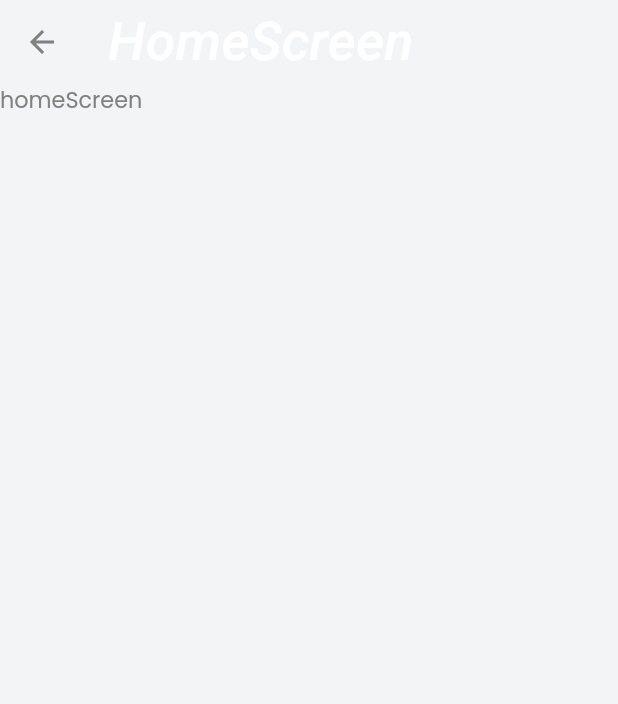
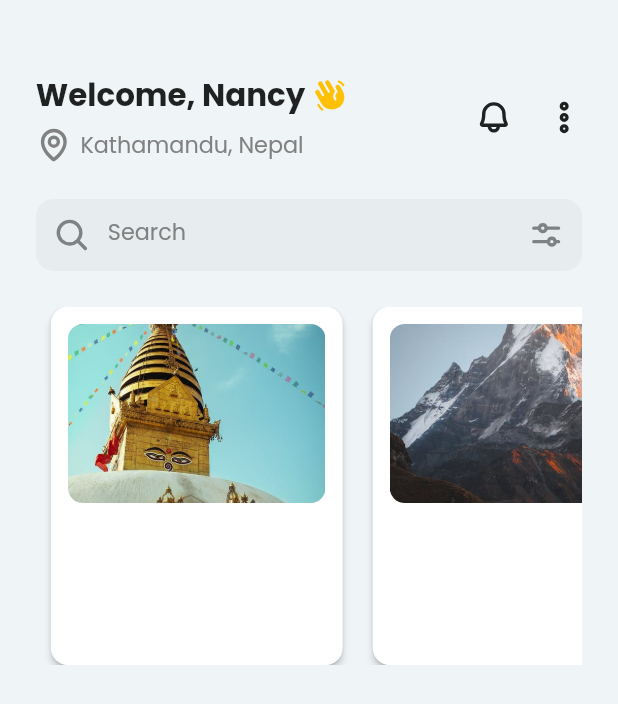
Before and after one commit to shreeshantuchi/yatra, a Flutter app: the HomeScreen screen opened by its route, on a phone screen of 412 x 824 dp. Shown: the top 704 px of the screen. Run offline on Flutter 3.47's test engine with Material 2 defaults, Android fonts, the phone set to English and light mode, and no system bars; our stand-ins replace animated_text_kit, carousel_slider, flutter_screenutil, google_fonts, phosphor_flutter, smooth_page_indicator.

Commit message:
new update

```diff
--- a/lib/main.dart
+++ b/lib/main.dart
@@ -28,7 +28,7 @@ class MyApp extends StatelessWidget {
             title: 'Yatra',
             theme: ThemeData(
                 scaffoldBackgroundColor: MyColor.backgroundColor,
-                appBarTheme: AppBarTheme(
+                appBarTheme: const AppBarTheme(
                     backgroundColor: MyColor.backgroundColor,
                     elevation: 0,
                     iconTheme: IconThemeData(color: MyColor.greyColor)),
--- a/lib/screens/home_screen/home_screen.dart
+++ b/lib/screens/home_screen/home_screen.dart
@@ -1,4 +1,9 @@
 import 'package:flutter/material.dart';
+
+import 'package:flutter_screenutil/flutter_screenutil.dart';
+import 'package:phosphor_flutter/phosphor_flutter.dart';
+import 'package:yatra/screens/home_screen/widget/home_carousel.dart';
+import 'package:yatra/utils/colors.dart';
 
 class HomeScreen extends StatefulWidget {
   const HomeScreen({super.key});
@@ -8,13 +13,116 @@ class HomeScreen extends StatefulWidget {
 }
 
 class _HomeScreenState extends State<HomeScreen> {
+  List<String> imagePaths = ["assets/1.jpeg", "assets/2.jpeg", "assets/3.jpeg"];
   @override
   Widget build(BuildContext context) {
     return Scaffold(
-      appBar: AppBar(
-        title: const Text("HomeScreen"),
+      body: Padding(
+        padding: EdgeInsets.symmetric(vertical: 40.h, horizontal: 20.h),
+        child: Column(
+          children: [
+            WelcomeHeadingText(),
+            SizedBox(height: 20.h),
+            const SearchForm(),
+            SizedBox(height: 20.h),
+            HomeCarousel(imagePaths: imagePaths)
+          ],
+        ),
       ),
-      body: const Text("homeScreen"),
     );
   }
 }
+
+class WelcomeHeadingText extends StatelessWidget {
+  final String user;
+  WelcomeHeadingText({super.key, this.user = "Nancy"});
+
+  @override
+  Widget build(BuildContext context) {
+    return Row(
+      mainAxisAlignment: MainAxisAlignment.spaceBetween,
+      children: [
+        Column(
+          crossAxisAlignment: CrossAxisAlignment.start,
+          children: [
+            welcomeText(context),
+            SizedBox(
+              height: 5.h,
+            ),
+            currentLocation(
+              context,
+            ),
+          ],
+        ),
+        menuIcons(context),
+      ],
+    );
+  }
+
+  Widget welcomeText(BuildContext context) {
+    return Row(
+      children: [
+        Text(
+          "Welcome, $user ",
+          style: Theme.of(context).textTheme.headline6,
+        ),
+        const Icon(
+          PhosphorIcons.handWavingFill,
+          color: Colors.amber,
+        ),
+      ],
+    );
+  }
+
+  Widget currentLocation(BuildContext context) {
+    return Row(
+      children: [
+        const Icon(
+          PhosphorIcons.mapPinBold,
+          color: MyColor.greyColor,
+        ),
+        SizedBox(
+          width: 5.w,
+        ),
+        Text(
+          "Kathamandu, Nepal",
+          style: Theme.of(context).textTheme.bodyText2,
+        )
+      ],
+    );
+  }
+
+  Widget menuIcons(BuildContext context) {
+    return Row(
+      children: [
+        const Icon(PhosphorIcons.bellBold),
+        SizedBox(
+          width: 20.w,
+        ),
+        const Icon(PhosphorIcons.dotsThreeOutlineVerticalBold)
+      ],
+    );
+  }
+}
+
+class SearchForm extends StatelessWidget {
+  const SearchForm({super.key});
+
+  @override
+  Widget build(BuildContext context) {
+    return Container(
+      decoration: BoxDecoration(
+          borderRadius: BorderRadius.circular(12),
+          color: Colors.grey.withOpacity(0.1)),
+      child: TextFormField(
+        decoration: InputDecoration(
+            suffixIcon: const Icon(PhosphorIcons.slidersHorizontalBold),
+            prefixIcon: const Icon(PhosphorIcons.magnifyingGlassBold),
+            contentPadding: EdgeInsets.symmetric(vertical: 10.w),
+            hintText: "Search",
+            hintStyle: Theme.of(context).textTheme.bodyText2,
+            border: InputBorder.none),
+      ),
+    );
+  }
+}
--- /dev/null
+++ b/lib/screens/home_screen/widget/home_carousel.dart
@@ -0,0 +1,63 @@
+import 'package:carousel_slider/carousel_slider.dart';
+import 'package:flutter/material.dart';
+import 'package:flutter_screenutil/flutter_screenutil.dart';
+import 'package:smooth_page_indicator/smooth_page_indicator.dart';
+import 'package:yatra/utils/colors.dart';
+
+class HomeCarousel extends StatefulWidget {
+  final List imagePaths;
+  const HomeCarousel({super.key, required this.imagePaths});
+
+  @override
+  State<HomeCarousel> createState() => _HomeCarouselState();
+}
+
+class _HomeCarouselState extends State<HomeCarousel> {
+  @override
+  Widget build(BuildContext context) {
+    return Container(
+      decoration: BoxDecoration(),
+      height: 200.h,
+      width: MediaQuery.of(context).size.width.w,
+      child: ListView.builder(
+          scrollDirection: Axis.horizontal,
+          shrinkWrap: true,
+          itemCount: widget.imagePaths.length,
+          itemBuilder: ((context, index) {
+            return Cards(imagePath: widget.imagePaths[index]);
+          })),
+    );
+  }
+}
+
+class Cards extends StatelessWidget {
+  const Cards({super.key, required this.imagePath});
+  final String imagePath;
+  @override
+  Widget build(BuildContext context) {
+    return Padding(
+      padding: EdgeInsets.symmetric(horizontal: 10),
+      child: Material(
+        color: Colors.white,
+        borderRadius: BorderRadius.circular(10.sp),
+        elevation: 2,
+        child: Container(
+          padding: EdgeInsets.all(10.sp),
+          child: Column(
+            children: [
+              ClipRRect(
+                borderRadius: BorderRadius.circular(10),
+                child: Image.asset(
+                  imagePath,
+                  height: 100.h,
+                  width: 150.w,
+                  fit: BoxFit.cover,
+                ),
+              ),
+            ],
+          ),
+        ),
+      ),
+    );
+  }
+}
--- a/lib/screens/landing_screen/landing_screen.dart
+++ b/lib/screens/landing_screen/landing_screen.dart
@@ -10,7 +10,6 @@ class LandingScreen extends StatelessWidget {
 
   @override
   Widget build(BuildContext context) {
-    print('hello');
     const List<String> imagePaths = [
       "assets/1.jpeg",
       "assets/2.jpeg",
@@ -57,7 +56,7 @@ class LandingScreen extends StatelessWidget {
                         onTap: () {
                           Navigator.pushNamed(context, MyRoutes.loginRoute);
                         },
-                        radius: 10,
+                        radius: 30,
                       )
                     ],
                   )
--- a/lib/utils/colors.dart
+++ b/lib/utils/colors.dart
@@ -4,5 +4,5 @@ import 'package:flutter/material.dart';
 class MyColor {
   static const Color primaryColor = Color(0xff458fff);
   static const Color greyColor = Color(0xff818181);
-  static const Color backgroundColor = Color(0xfff2f4f5);
+  static const Color backgroundColor = Color(0xffeff5f7);
 }
--- a/lib/utils/style.dart
+++ b/lib/utils/style.dart
@@ -11,7 +11,8 @@ class Styles {
         color: Colors.black.withOpacity(0.8)),
     bodyText1:
         GoogleFonts.poppins(fontSize: 24.sp, fontWeight: FontWeight.bold),
-    headline6: const TextStyle(fontSize: 36.0, fontStyle: FontStyle.italic),
+    headline6:
+        GoogleFonts.poppins(fontSize: 18.sp, fontWeight: FontWeight.bold),
     bodyText2: GoogleFonts.poppins(fontSize: 13.sp, color: MyColor.greyColor),
   );
 }
--- /dev/null
+++ b/lib/widget/custom_back_button.dart
@@ -0,0 +1,27 @@
+import 'package:flutter/material.dart';
+import 'package:flutter_screenutil/flutter_screenutil.dart';
+
+import '../utils/colors.dart';
+
+class CustomBackButton extends StatelessWidget {
+  const CustomBackButton({super.key});
+
+  @override
+  Widget build(BuildContext context) {
+    return Container(
+      decoration: BoxDecoration(
+        borderRadius: BorderRadius.only(
+            topRight: Radius.circular(20.sp),
+            bottomRight: Radius.circular(20.sp)),
+        color: MyColor.backgroundColor.withOpacity(0.7),
+      ),
+      child: Padding(
+        padding: EdgeInsets.only(right: 50.w, top: 10, bottom: 10),
+        child: const Icon(
+          Icons.arrow_back,
+          color: MyColor.greyColor,
+        ),
+      ),
+    );
+  }
+}
--- a/pubspec.yaml
+++ b/pubspec.yaml
@@ -38,6 +38,7 @@ dependencies:
   animated_text_kit: ^4.2.2
   carousel_slider: ^4.2.1
   smooth_page_indicator: ^1.0.0+2
+  phosphor_flutter: ^1.4.0
 
 
 
```
Also changed, not shown: pubspec.lock.
